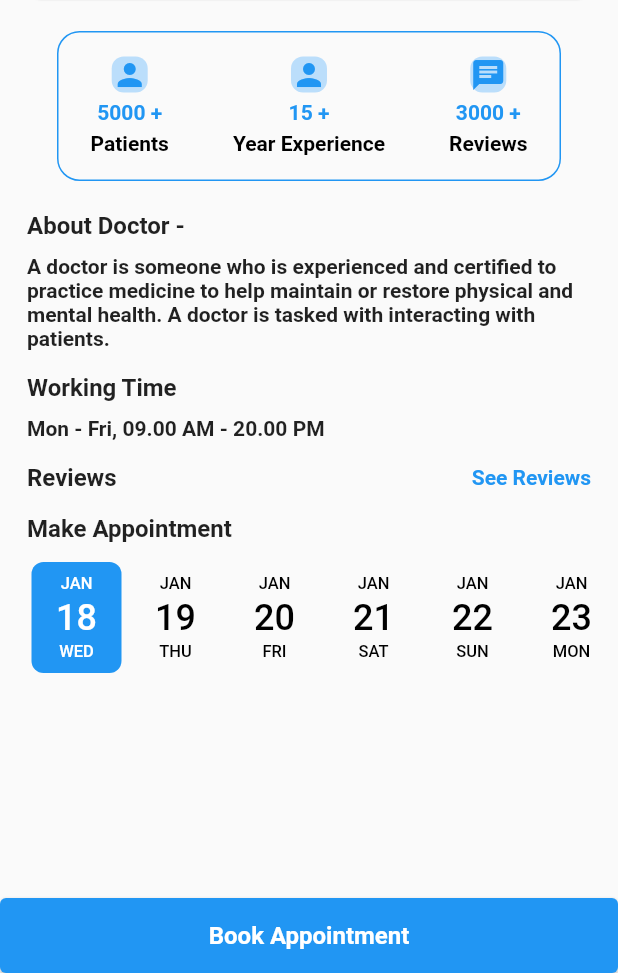
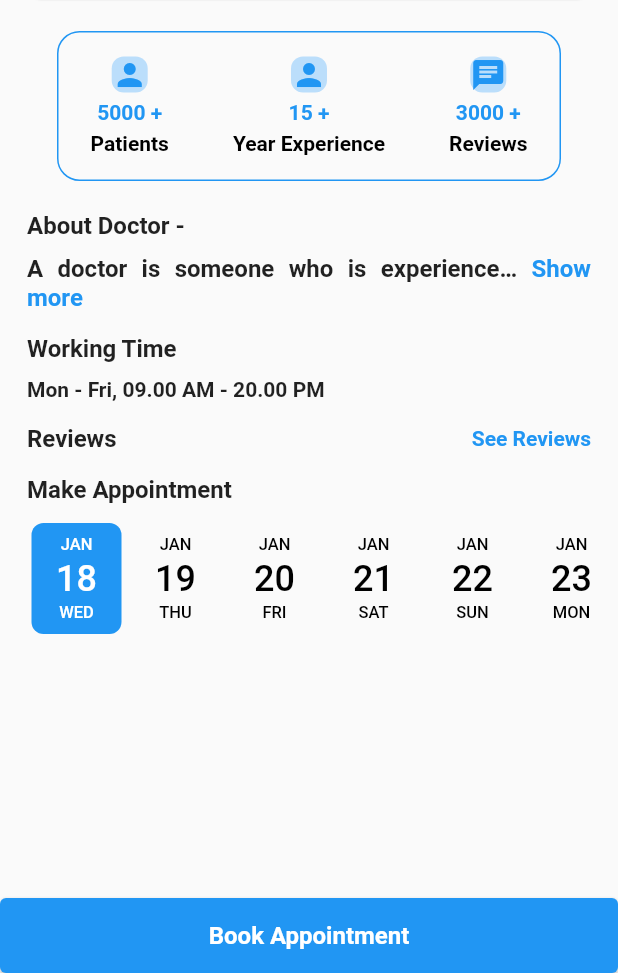
Before and after one commit to fluttereasy/hospital_app, a Flutter app: the ScheduleAppointment screen opened directly, on a phone screen of 412 x 824 dp, the part 263-1236 px from its top. Run offline on Flutter 3.47's test engine with Material 2 defaults, Android fonts, the phone set to English and light mode, and no system bars; drawn by our look-alikes of date_picker_timeline, readmore.

Commit message:
first commit

```diff
--- a/lib/Screens/appointment_schedule.dart
+++ b/lib/Screens/appointment_schedule.dart
@@ -2,6 +2,7 @@ import 'package:flutter/cupertino.dart';
 import 'package:flutter/material.dart';
 import 'package:date_picker_timeline/date_picker_timeline.dart';
 import 'package:hospital_app/Screens/patient_details.dart';
+import 'package:readmore/readmore.dart';
 
 class ScheduleAppointment extends StatefulWidget {
   const ScheduleAppointment({Key? key}) : super(key: key);
@@ -13,7 +14,8 @@ class ScheduleAppointment extends StatefulWidget {
 class _ScheduleAppointmentState extends State<ScheduleAppointment> {
   DatePickerController _controller = DatePickerController();
   DateTime _selectedValue = DateTime.now();
-
+  String content =
+      'A doctor is someone who is experienced and certified to practice medicine to help maintain or restore physical and mental health. A doctor is tasked with interacting with patients.';
   @override
   Widget build(BuildContext context) {
     return Scaffold(
@@ -237,9 +239,27 @@ class _ScheduleAppointmentState extends State<ScheduleAppointment> {
                     Column(
                       crossAxisAlignment: CrossAxisAlignment.start,
                       children: [
-                        const Text(
-                          'A doctor is someone who is experienced and certified to practice medicine to help maintain or restore physical and mental health. A doctor is tasked with interacting with patients.',
-                          style: TextStyle(fontWeight: FontWeight.bold),
+                        SingleChildScrollView(
+                          child: Container(
+                            child: ReadMoreText(
+                              content,
+                              trimLines: 1,
+                              textAlign: TextAlign.justify,
+                              trimMode: TrimMode.Line,
+                              trimCollapsedText: 'Show more',
+                              trimExpandedText: 'Show less',
+                              lessStyle: const TextStyle(
+                                fontWeight: FontWeight.bold,
+                                color: Colors.blue,
+                              ),
+                              moreStyle: const TextStyle(
+                                fontWeight: FontWeight.bold,
+                                color: Colors.blue,
+                              ),
+                              style: TextStyle(
+                                  fontSize: 16, fontWeight: FontWeight.bold),
+                            ),
+                          ),
                         ),
                         const SizedBox(
                           height: 15,
--- a/pubspec.yaml
+++ b/pubspec.yaml
@@ -37,6 +37,7 @@ dependencies:
   # Use with the CupertinoIcons class for iOS style icons.
   cupertino_icons: ^1.0.2
   date_picker_timeline: ^1.2.3
+  readmore: ^2.1.0
 
 
 dev_dependencies:
```
Also changed, not shown: pubspec.lock.
